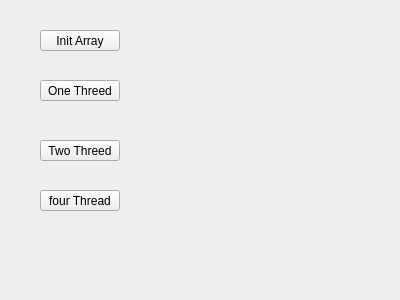
Before: the Qt Designer form mainwindow.ui in Ghostttty/PassTimes, drawn with Qt 5.
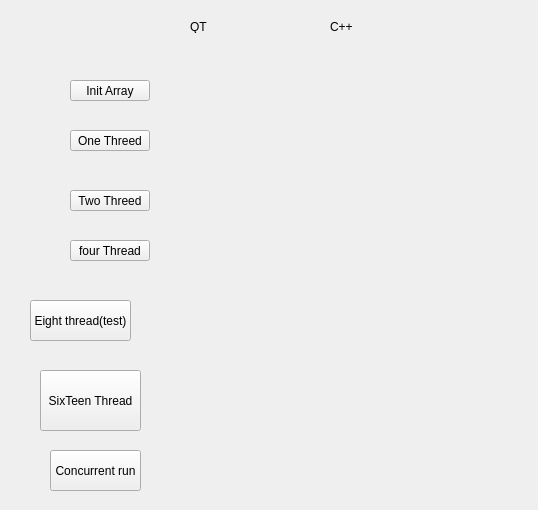
After: the same form once the commit is applied.

Commit message: Finish project.Add QtConcurrent

```diff
--- a/mainwindow.ui
+++ b/mainwindow.ui
@@ -6,8 +6,8 @@
    <rect>
     <x>0</x>
     <y>0</y>
-    <width>400</width>
-    <height>300</height>
+    <width>538</width>
+    <height>510</height>
    </rect>
   </property>
   <property name="windowTitle">
@@ -17,8 +17,8 @@
    <widget class="QPushButton" name="InitArrrayButton">
     <property name="geometry">
      <rect>
-      <x>40</x>
-      <y>30</y>
+      <x>70</x>
+      <y>80</y>
       <width>80</width>
       <height>21</height>
      </rect>
@@ -30,8 +30,8 @@
    <widget class="QLabel" name="labelArrayIsReady">
     <property name="geometry">
      <rect>
-      <x>150</x>
-      <y>30</y>
+      <x>180</x>
+      <y>80</y>
       <width>61</width>
       <height>21</height>
      </rect>
@@ -43,8 +43,8 @@
    <widget class="QLabel" name="labelSeqMultyResult">
     <property name="geometry">
      <rect>
-      <x>160</x>
-      <y>80</y>
+      <x>190</x>
+      <y>130</y>
       <width>71</width>
       <height>21</height>
      </rect>
@@ -56,8 +56,8 @@
    <widget class="QPushButton" name="buttonSeqMulty">
     <property name="geometry">
      <rect>
-      <x>40</x>
-      <y>80</y>
+      <x>70</x>
+      <y>130</y>
       <width>80</width>
       <height>21</height>
      </rect>
@@ -69,8 +69,8 @@
    <widget class="QPushButton" name="pushButtonTwoThreed">
     <property name="geometry">
      <rect>
-      <x>40</x>
-      <y>140</y>
+      <x>70</x>
+      <y>190</y>
       <width>80</width>
       <height>21</height>
      </rect>
@@ -82,8 +82,8 @@
    <widget class="QPushButton" name="pushButtonFourThreed">
     <property name="geometry">
      <rect>
-      <x>40</x>
-      <y>190</y>
+      <x>70</x>
+      <y>240</y>
       <width>80</width>
       <height>21</height>
      </rect>
@@ -95,10 +95,10 @@
    <widget class="QLabel" name="TwoThreedLabel">
     <property name="geometry">
      <rect>
-      <x>170</x>
-      <y>140</y>
-      <width>47</width>
-      <height>13</height>
+      <x>200</x>
+      <y>182</y>
+      <width>81</width>
+      <height>21</height>
      </rect>
     </property>
     <property name="text">
@@ -108,8 +108,138 @@
    <widget class="QLabel" name="FourThreedLabel">
     <property name="geometry">
      <rect>
-      <x>170</x>
-      <y>190</y>
+      <x>200</x>
+      <y>222</y>
+      <width>71</width>
+      <height>31</height>
+     </rect>
+    </property>
+    <property name="text">
+     <string/>
+    </property>
+   </widget>
+   <widget class="QLabel" name="labelSeqSumOldC">
+    <property name="geometry">
+     <rect>
+      <x>300</x>
+      <y>130</y>
+      <width>61</width>
+      <height>20</height>
+     </rect>
+    </property>
+    <property name="text">
+     <string/>
+    </property>
+   </widget>
+   <widget class="QLabel" name="label">
+    <property name="geometry">
+     <rect>
+      <x>190</x>
+      <y>20</y>
+      <width>47</width>
+      <height>13</height>
+     </rect>
+    </property>
+    <property name="text">
+     <string>QT</string>
+    </property>
+   </widget>
+   <widget class="QLabel" name="label_2">
+    <property name="geometry">
+     <rect>
+      <x>330</x>
+      <y>20</y>
+      <width>47</width>
+      <height>13</height>
+     </rect>
+    </property>
+    <property name="text">
+     <string>C++</string>
+    </property>
+   </widget>
+   <widget class="QLabel" name="label_3">
+    <property name="geometry">
+     <rect>
+      <x>330</x>
+      <y>70</y>
+      <width>47</width>
+      <height>13</height>
+     </rect>
+    </property>
+    <property name="text">
+     <string/>
+    </property>
+   </widget>
+   <widget class="QPushButton" name="pushButton">
+    <property name="geometry">
+     <rect>
+      <x>30</x>
+      <y>300</y>
+      <width>101</width>
+      <height>41</height>
+     </rect>
+    </property>
+    <property name="text">
+     <string>Eight thread(test)</string>
+    </property>
+   </widget>
+   <widget class="QLabel" name="label_EightQt">
+    <property name="geometry">
+     <rect>
+      <x>180</x>
+      <y>292</y>
+      <width>81</width>
+      <height>31</height>
+     </rect>
+    </property>
+    <property name="text">
+     <string/>
+    </property>
+   </widget>
+   <widget class="QPushButton" name="pushButton_2">
+    <property name="geometry">
+     <rect>
+      <x>40</x>
+      <y>370</y>
+      <width>101</width>
+      <height>61</height>
+     </rect>
+    </property>
+    <property name="text">
+     <string>SixTeen Thread</string>
+    </property>
+   </widget>
+   <widget class="QLabel" name="label_4">
+    <property name="geometry">
+     <rect>
+      <x>200</x>
+      <y>382</y>
+      <width>71</width>
+      <height>21</height>
+     </rect>
+    </property>
+    <property name="text">
+     <string/>
+    </property>
+   </widget>
+   <widget class="QPushButton" name="buttonConcurrent">
+    <property name="geometry">
+     <rect>
+      <x>50</x>
+      <y>450</y>
+      <width>91</width>
+      <height>41</height>
+     </rect>
+    </property>
+    <property name="text">
+     <string>Concurrent run</string>
+    </property>
+   </widget>
+   <widget class="QLabel" name="labelConcurrent">
+    <property name="geometry">
+     <rect>
+      <x>220</x>
+      <y>460</y>
       <width>47</width>
       <height>13</height>
      </rect>
```
The commit also changes 9 other files.
